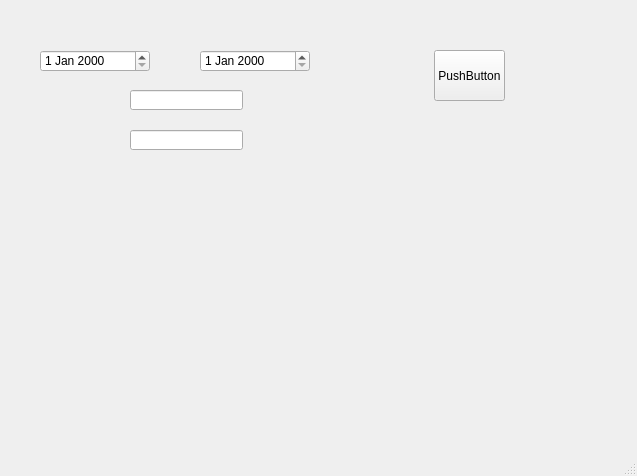
Qt form stockAnal/stock_analisys.ui (nbvc1003/python) before a commit.
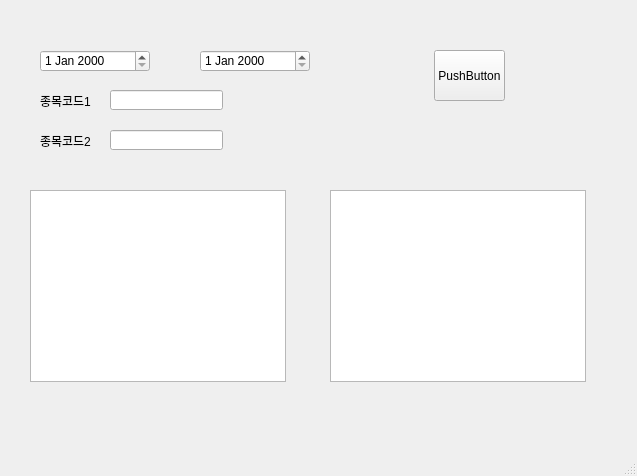
The same form after that commit.

The edit to the form file:
```diff
--- a/stockAnal/stock_analisys.ui
+++ b/stockAnal/stock_analisys.ui
@@ -37,7 +37,7 @@
    <widget class="QLineEdit" name="lineEdit">
     <property name="geometry">
      <rect>
-      <x>130</x>
+      <x>110</x>
       <y>90</y>
       <width>113</width>
       <height>20</height>
@@ -60,13 +60,59 @@
    <widget class="QLineEdit" name="lineEdit_2">
     <property name="geometry">
      <rect>
-      <x>130</x>
+      <x>110</x>
       <y>130</y>
       <width>113</width>
       <height>20</height>
      </rect>
     </property>
    </widget>
+   <widget class="QLabel" name="label">
+    <property name="geometry">
+     <rect>
+      <x>40</x>
+      <y>90</y>
+      <width>56</width>
+      <height>21</height>
+     </rect>
+    </property>
+    <property name="text">
+     <string>종목코드1</string>
+    </property>
+   </widget>
+   <widget class="QLabel" name="label_2">
+    <property name="geometry">
+     <rect>
+      <x>40</x>
+      <y>130</y>
+      <width>56</width>
+      <height>21</height>
+     </rect>
+    </property>
+    <property name="text">
+     <string>종목코드2</string>
+    </property>
+   </widget>
+   <widget class="QTextBrowser" name="textBrowser">
+    <property name="geometry">
+     <rect>
+      <x>30</x>
+      <y>190</y>
+      <width>256</width>
+      <height>192</height>
+     </rect>
+    </property>
+   </widget>
+   <widget class="QGraphicsView" name="graphicsView">
+    <property name="geometry">
+     <rect>
+      <x>330</x>
+      <y>190</y>
+      <width>256</width>
+      <height>192</height>
+     </rect>
+    </property>
+   </widget>
   </widget>
   <widget class="QMenuBar" name="menubar">
    <property name="geometry">
```
